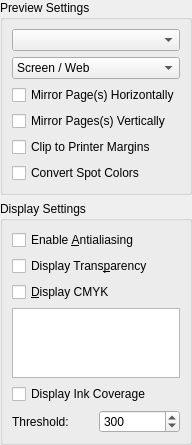
Qt form scribus/ui/outputpreview_pdf.ui (scribusproject/scribus) before a commit.
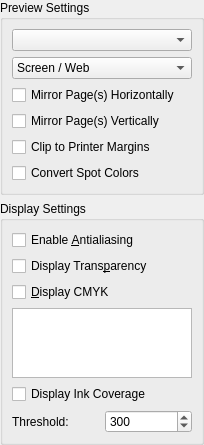
The same form after that commit. Custom widgets are drawn as their Qt base class.

Commit message: Fix plural form of some ui strings noted via Transifex

The edit to the form file:
```diff
--- a/scribus/ui/outputpreview_pdf.ui
+++ b/scribus/ui/outputpreview_pdf.ui
@@ -6,7 +6,7 @@
    <rect>
     <x>0</x>
     <y>0</y>
-    <width>170</width>
+    <width>204</width>
     <height>442</height>
    </rect>
   </property>
@@ -70,7 +70,7 @@
       <item>
        <widget class="QCheckBox" name="mirrorV">
         <property name="text">
-         <string>Mirror Pages(s) Vertically</string>
+         <string>Mirror Page(s) Vertically</string>
         </property>
        </widget>
       </item>
```
The commit also changes 2 other files.
